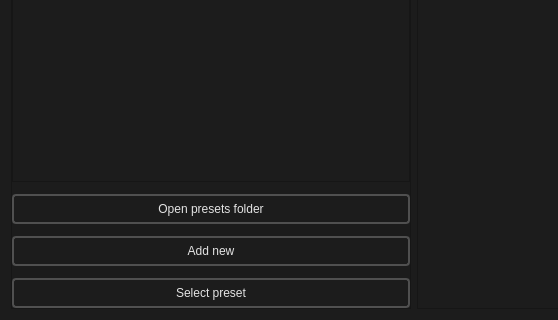
Above: soudevent_editor/create_new_soundevent_dialog.ui from dertwist/Hammer5Tools before the change; both pictures show x 0 to 558 and y 356 to 676 of the 1310 by 676 pixel window. Below: the same form after it.
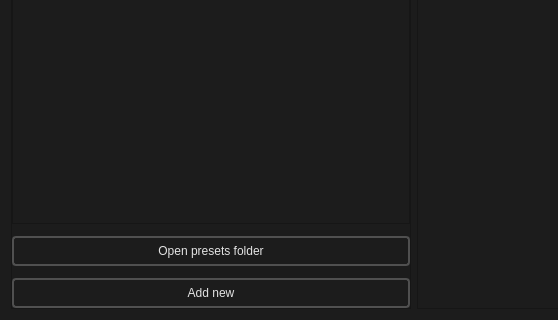
That is the form after the change. Icons and pictures are not drawn.

What changed in the file:
```diff
--- a/soudevent_editor/create_new_soundevent_dialog.ui
+++ b/soudevent_editor/create_new_soundevent_dialog.ui
@@ -156,49 +156,6 @@
             </property>
            </widget>
           </item>
-          <item>
-           <widget class="QPushButton" name="pushButton_2">
-            <property name="styleSheet">
-             <string notr="true">
-    /* QPushButton default and hover styles */
-    QPushButton {
-
-        font: 600 10pt &quot;Segoe UI&quot;;
-	
-
-        border: 2px solid black;
-        border-radius: 4px;
-        border-color: rgba(80, 80, 80, 255);
-        height:22px;
-        padding-top: 2px;
-        padding-bottom:2px;
-        padding-left: 4px;
-        padding-right: 4px;
-        color: #E3E3E3;
-        background-color: #1C1C1C;
-    }
-    QPushButton:hover {
-        background-color: #414956;
-        color: white;
-    }
-    QPushButton:pressed {
-        background-color: red;
-        background-color: #1C1C1C;
-        margin: 1 px;
-        margin-left: 2px;
-        margin-right: 2px;
-
-    }</string>
-            </property>
-            <property name="text">
-             <string>Select preset</string>
-            </property>
-            <property name="icon">
-             <iconset resource="../resources.qrc">
-              <normaloff>:/icons/check_24dp_9D9D9D_FILL0_wght400_GRAD0_opsz24.svg</normaloff>:/icons/check_24dp_9D9D9D_FILL0_wght400_GRAD0_opsz24.svg</iconset>
-            </property>
-           </widget>
-          </item>
          </layout>
         </item>
        </layout>
```
